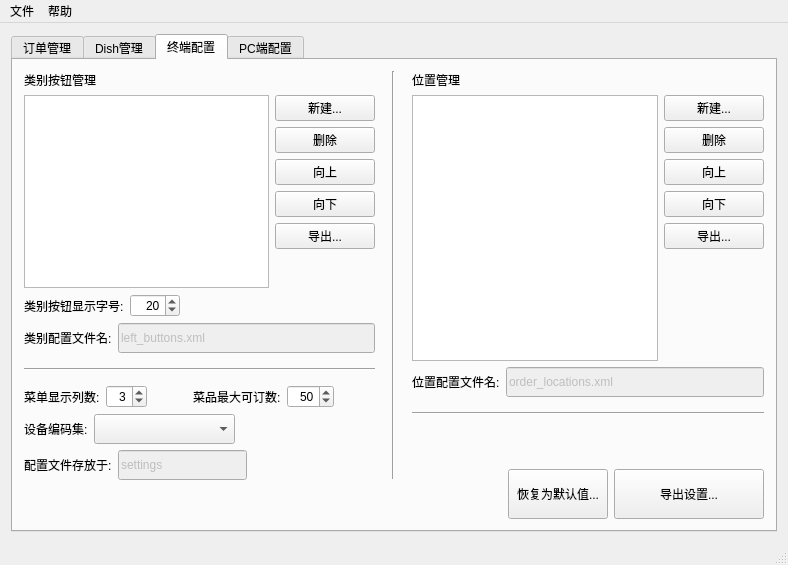
First picture: the form in cbserver/CBServerMonitor/mainwindow.ui, repository raidenawkward/cbqt, before the edit.
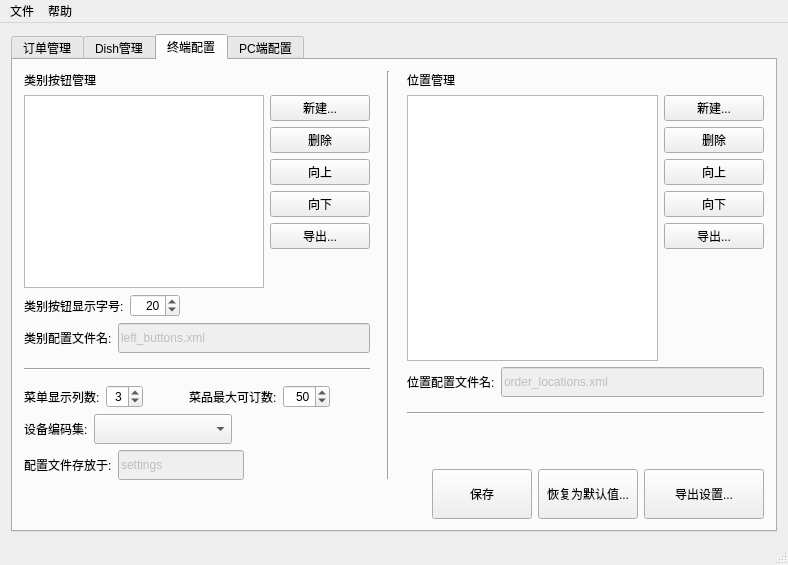
Second picture: the form after the edit.

Commit message:
device settings ui slots generated
modified: parts of the slots completed;

The edit to the form file:
```diff
--- a/cbserver/CBServerMonitor/mainwindow.ui
+++ b/cbserver/CBServerMonitor/mainwindow.ui
@@ -830,6 +830,19 @@
                   </property>
                  </spacer>
                 </item>
+                <item>
+                 <widget class="QPushButton" name="pushButtonDeviceSettingsSave">
+                  <property name="minimumSize">
+                   <size>
+                    <width>100</width>
+                    <height>50</height>
+                   </size>
+                  </property>
+                  <property name="text">
+                   <string>保存</string>
+                  </property>
+                 </widget>
+                </item>
                 <item>
                  <widget class="QPushButton" name="pushButtonResetToDefaultValue">
                   <property name="minimumSize">
@@ -847,7 +860,7 @@
                  <widget class="QPushButton" name="buttonExportSettings">
                   <property name="minimumSize">
                    <size>
-                    <width>150</width>
+                    <width>120</width>
                     <height>50</height>
                    </size>
                   </property>
```
The commit also changes 4 other files.
